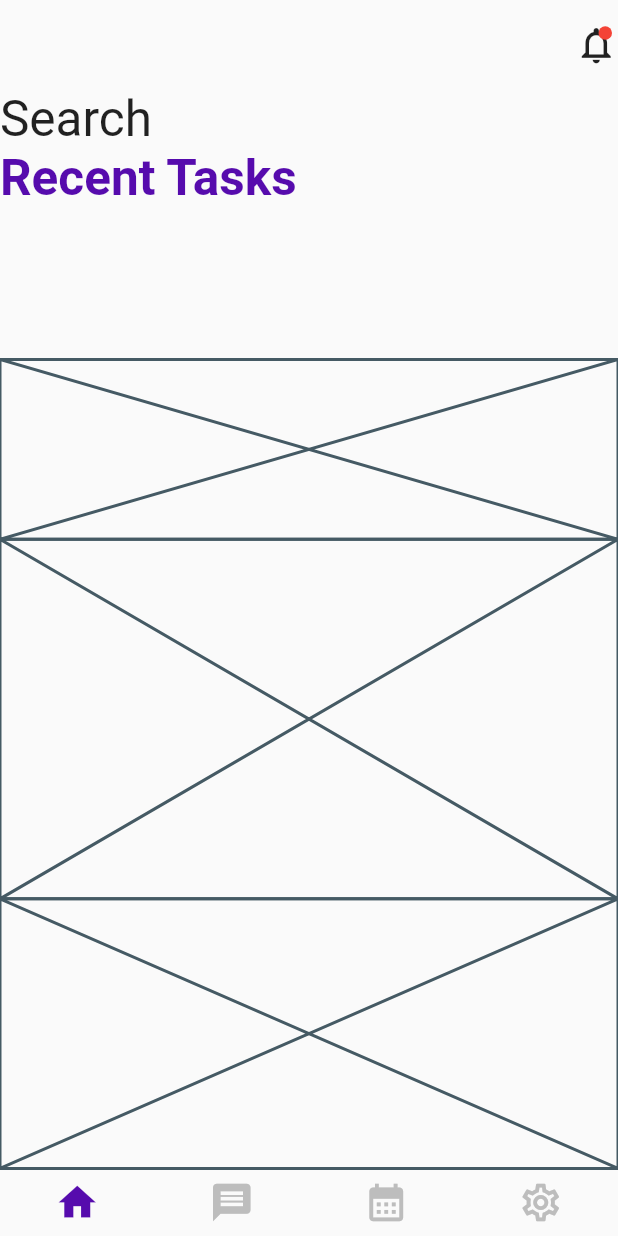
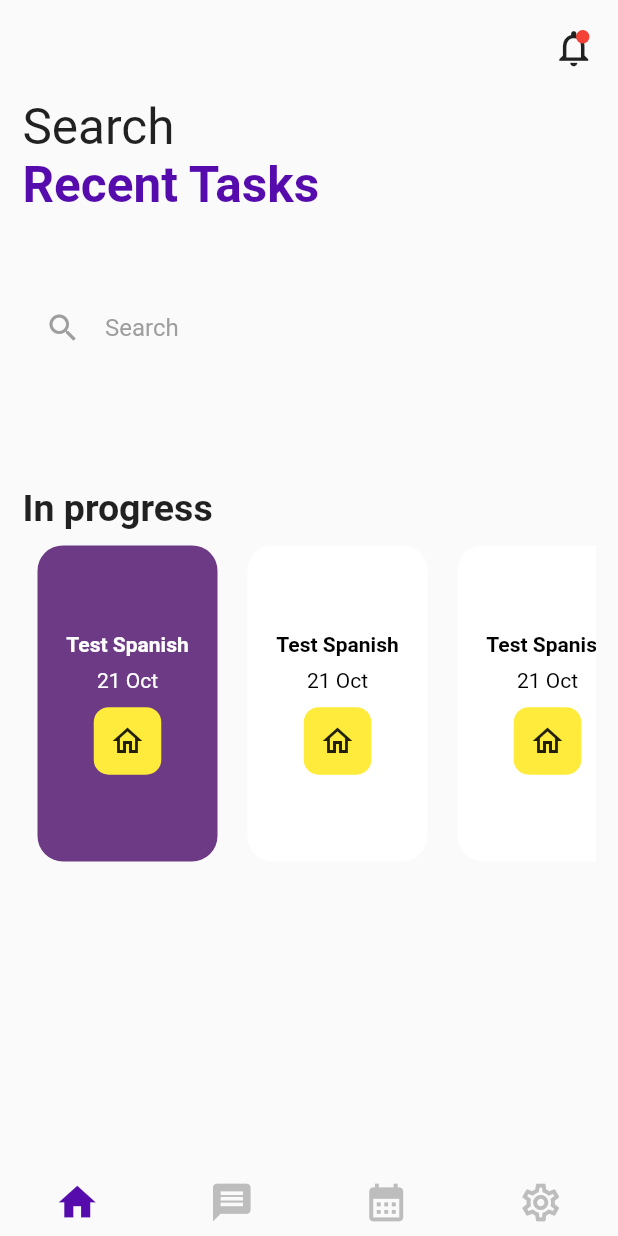
Before and after one commit to EmreKabali/dailydesignsession1, a Flutter app: the screen it shows after launch, on a phone screen of 412 x 824 dp. Run offline on Flutter 3.47's test engine with Material 2 defaults, Android fonts, the phone set to English and light mode, and no system bars; our stand-ins replace flutter_markdown, flutter_svg.

Commit message:
part 2 task manager

```diff
--- a/lib/TaskManager/TaskManager.dart
+++ b/lib/TaskManager/TaskManager.dart
@@ -9,6 +9,7 @@ class TaskManager extends StatefulWidget {
 
 class _TaskManagerState extends State<TaskManager> {
   late int selectedIndex;
+  int selectedTask = 0;
 
   @override
   void initState() {
@@ -18,6 +19,8 @@ class _TaskManagerState extends State<TaskManager> {
 
   @override
   Widget build(BuildContext context) {
+    var searchController = TextEditingController();
+
     return Scaffold(
       bottomNavigationBar: Container(
         decoration: BoxDecoration(),
@@ -85,6 +88,7 @@ class _TaskManagerState extends State<TaskManager> {
         ),
       ),
       body: Container(
+          padding: EdgeInsets.only(left: 15, right: 15),
           child: SafeArea(
             child: Column(
               children: [
@@ -115,7 +119,7 @@ class _TaskManagerState extends State<TaskManager> {
                   ),
                 ),
                 Expanded(
-                flex: 3,
+                    flex: 2,
                     child: Column(
                       mainAxisAlignment: MainAxisAlignment.start,
                       crossAxisAlignment: CrossAxisAlignment.start,
@@ -138,9 +142,99 @@ class _TaskManagerState extends State<TaskManager> {
                         )
                       ],
                     )),
-            Expanded(flex: 2, child: Placeholder()),
-            Expanded(flex: 4, child: Placeholder()),
-            Expanded(flex: 3, child: Placeholder()),
+                Expanded(
+                    flex: 2,
+                    child: Container(
+                      padding: EdgeInsets.only(left: 15, right: 15),
+                      child: TextFormField(
+                        controller: searchController,
+                        decoration: InputDecoration(
+                            hintText: 'Search',
+                            hintStyle: TextStyle(color: Colors.grey),
+                            icon: Icon(Icons.search, color: Colors.grey),
+                            border: InputBorder.none),
+                      ),
+                    )),
+                Expanded(
+                    flex: 4,
+                    child: Column(
+                      children: [
+                        Row(
+                          children: [
+                            Text(
+                              'In progress',
+                              style: TextStyle(
+                                  fontSize: 25, fontWeight: FontWeight.bold),
+                            ),
+                          ],
+                        ),
+                        Expanded(
+                          child: ListView.builder(
+                              itemCount: 5,
+                              scrollDirection: Axis.horizontal,
+                              itemBuilder: (BuildContext context, int index) {
+                                return GestureDetector(
+                                  onTap: () {
+                                    setState(() {
+                                      //we should change selected index with setstate
+                                      selectedTask = index;
+                                    });
+                                  },
+                                  child: Container(
+                                    margin: EdgeInsets.all(10),
+                                    width: 120,
+                                    height: 160,
+                                    decoration: BoxDecoration(
+                                      borderRadius: BorderRadius.circular(17),
+                                      color: selectedTask == index
+                                          ? Color.fromARGB(255, 109, 58, 133)
+                                          : Colors.white,
+                                    ),
+                                    child: Column(
+                                      crossAxisAlignment:
+                                          CrossAxisAlignment.center,
+                                      mainAxisAlignment:
+                                          MainAxisAlignment.center,
+                                      children: [
+                                        Text(
+                                          'Test Spanish',
+                                          style: TextStyle(
+                                              color: selectedTask == index
+                                                  ? Colors.white
+                                                  : Colors.black,
+                                              fontWeight: FontWeight.bold),
+                                        ),
+                                        SizedBox(
+                                          height: 8,
+                                        ),
+                                        Text(
+                                          '21 Oct',
+                                          style: TextStyle(
+                                            color: selectedTask == index
+                                                ? Colors.white
+                                                : Colors.black,
+                                          ),
+                                        ),
+                                        SizedBox(
+                                          height: 10,
+                                        ),
+                                        Container(
+                                            width: 45,
+                                            height: 45,
+                                            decoration: BoxDecoration(
+                                                color: Colors.yellow,
+                                                borderRadius:
+                                                    BorderRadius.circular(10)),
+                                            child: Icon(Icons.home_outlined)),
+                                      ],
+                                    ),
+                                  ),
+                                );
+                              }),
+                        )
+                      ],
+                    )),
+                Expanded(flex: 3, child: Container()),
               ],
             ),
           )),
```
Lines whose indentation alone changed are shown as unchanged.
